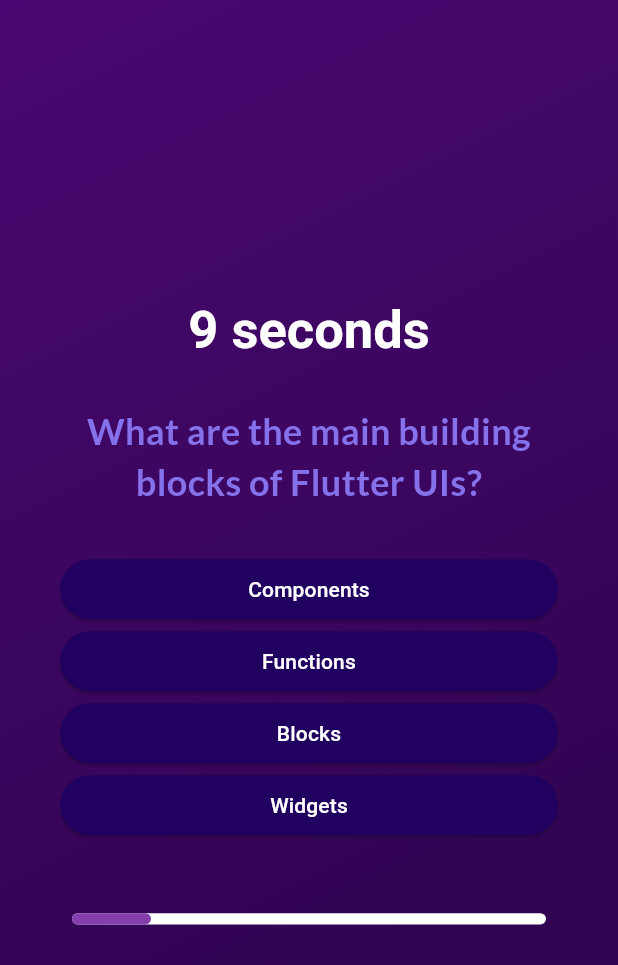
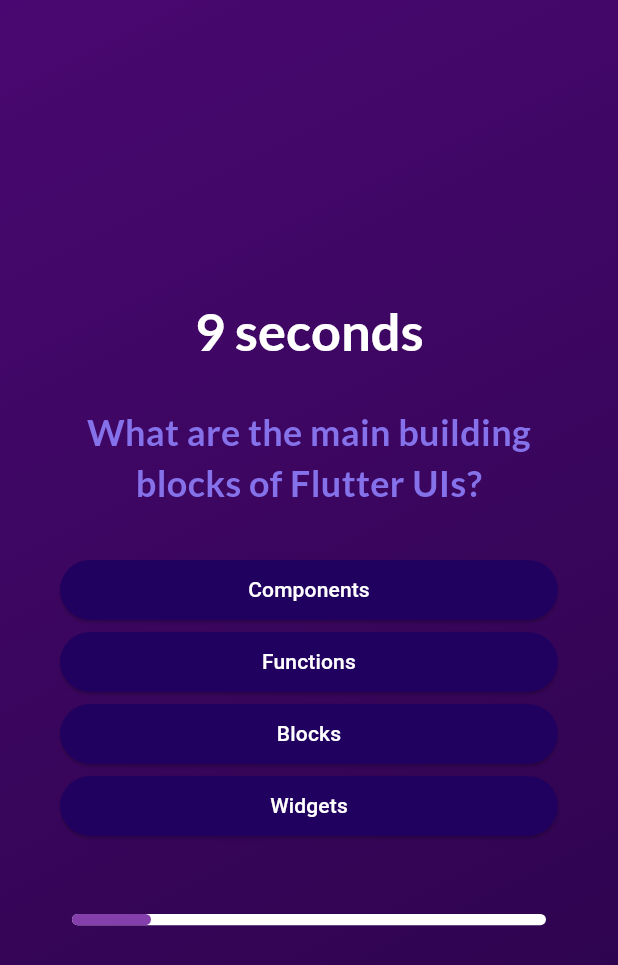
Before and after one commit to NicoSGaray/quiz_app, a Flutter app: the screen it shows after launch, after a tap on "Start Quiz", on a phone screen of 412 x 824 dp. Shown: the top 965 px of the screen. Run offline on Flutter 3.47's test engine with Material 3 defaults, Android fonts, the phone set to English and light mode, and no system bars; our stand-ins replace google_fonts.

Commit message:
Finished product

```diff
--- a/lib/results_screen.dart
+++ b/lib/results_screen.dart
@@ -17,7 +17,8 @@ class ResultsScreen extends StatelessWidget {
     final List<Map<String, Object>> summary = [];
 
     for (var i = 0; i < chosenAnswers.length; i++) {
-      summary.add({
+      summary.add(
+        {
           'question_index': i,
           'question': questions[i].text,
           'correct_answer': questions[i].answers[0],
@@ -44,7 +45,8 @@ class ResultsScreen extends StatelessWidget {
         child: Column(
           mainAxisAlignment: MainAxisAlignment.center,
           children: [
-            Text('You answered $numCorrectQuestions out of $numTotalQuestions questions correctly!',
+            Text(
+              'You answered $numCorrectQuestions out of $numTotalQuestions questions correctly!',
               style: GoogleFonts.lato(
                 color: const Color.fromARGB(255, 230, 200, 253),
               ),
--- a/lib/upgrades/quiz_timer.dart
+++ b/lib/upgrades/quiz_timer.dart
@@ -1,7 +1,6 @@
 //Nico Garay
 //
-//Quiz timer that if timer goes to 0 the quiz question ends,
-// sends you to the next page, and all unanswered questions are marked incorrect.
+//This method creates a timer that sends you to the next question if you run out of time
 
 import 'dart:async';
 import 'package:flutter/material.dart';
@@ -50,15 +49,15 @@ class QuizTimerState extends State<QuizTimer> {
         setState(() {
           _remainingTime--;
         });
-        widget.onTimeUpdate(_remainingTime); // Update parent widget
+        widget.onTimeUpdate(_remainingTime); // Update widget
       } else {
         _timer?.cancel();
-        widget.onTimeEnd(); // Notify parent when the timer reaches zero
+        widget.onTimeEnd(); // Notify widget when the timer reaches zero
       }
     });
   }
 
-  // Expose a method to restart the timer from the parent widget
+  //Restart the timer from the widget
   void restartTimer() {
     startTimer();
   }
@@ -70,11 +69,11 @@ class QuizTimerState extends State<QuizTimer> {
         children: [
           TextSpan(
               text: '$_remainingTime seconds',
-              style: TextStyle(
+              style: GoogleFonts.lato(
                 fontSize: 35,
                 color: _remainingTime <= 5
                     ? Colors.red
-                    : Colors.white, // White initially, then red when <= 10
+                    : Colors.white, //Colored change to insentivise picking a answer
                 fontWeight: FontWeight.bold,
               )),
         ],
```
Also changed, not shown: lib/questions_screen.dart (+3 -4 lines). Lines whose indentation alone changed are shown as unchanged.
